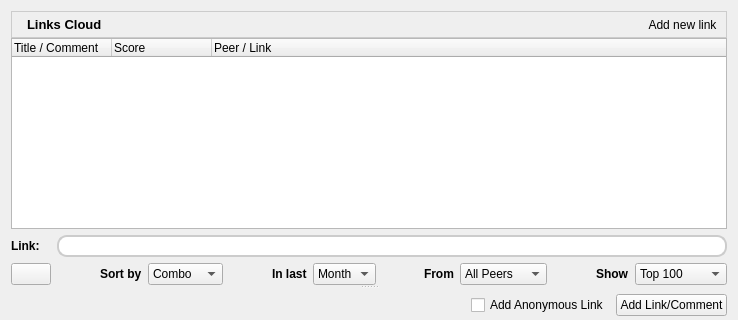
This is plugins/LinksCloud/LinksDialog.ui in RetroShare/RetroShare as Qt 5 draws it before an edit; both pictures show x 0 to 738 and y 0 to 320 of the 738 by 583 pixel window. The edited form follows.
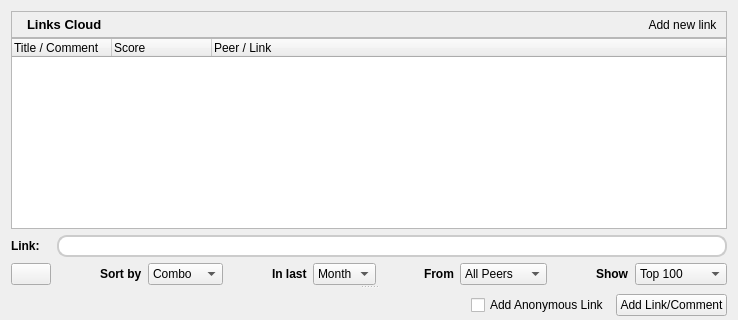
This is the edited form. Icons and pictures are not drawn.

```diff
--- a/plugins/LinksCloud/LinksDialog.ui
+++ b/plugins/LinksCloud/LinksDialog.ui
@@ -494,13 +494,6 @@
        <height>32</height>
       </size>
      </property>
-     <property name="styleSheet">
-      <string notr="true">QFrame#frame{ 
-background-color: qlineargradient(x1:0, y1:0, x2:0, y2:1,
-stop:0 #FEFEFE, stop:1 #E8E8E8);
-
-border: 1px solid #CCCCCC;}</string>
-     </property>
      <property name="frameShape">
       <enum>QFrame::StyledPanel</enum>
      </property>
```
Left out of the diff: 16 changed lines with no effect on the pictures.
